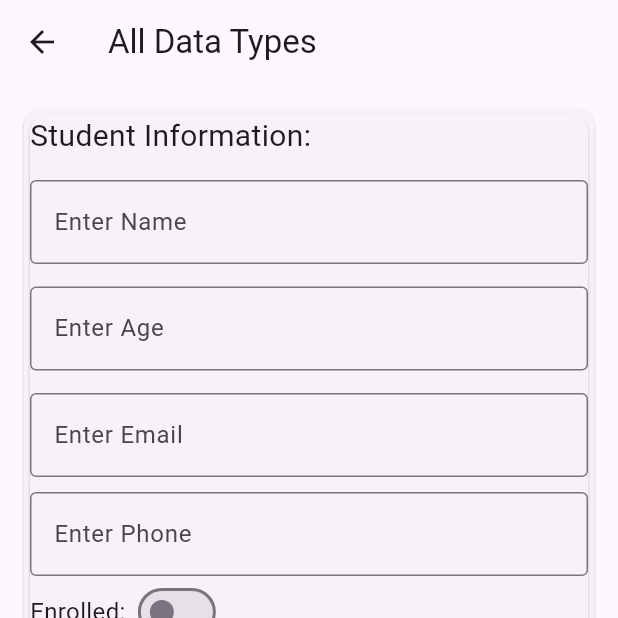
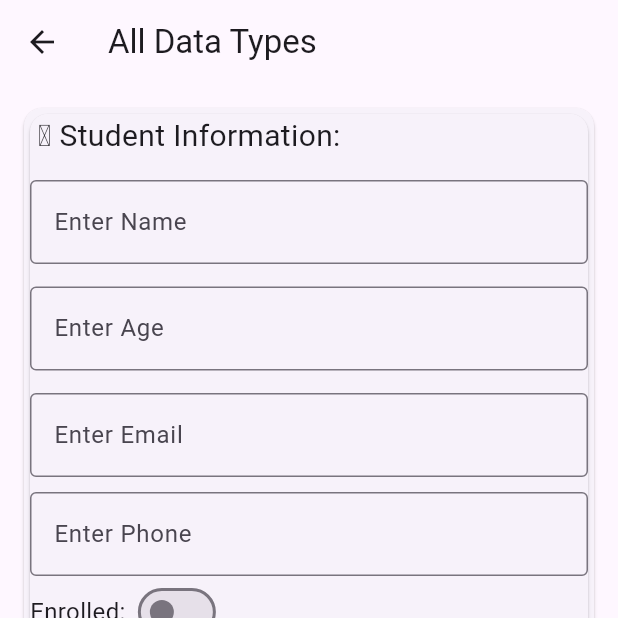
Before and after one commit to SheetalAlbiorix/Prachi_learn_flutter, a Flutter app: the DataTypeTask screen opened directly, on a phone screen of 412 x 824 dp, the top half of it. Run offline on Flutter 3.47's test engine with Material 3 defaults, Android fonts, the phone set to English and light mode, and no system bars.

Commit message:
task_datatype

```diff
--- a/lib/main.dart
+++ b/lib/main.dart
@@ -1,5 +1,6 @@
 import 'package:flutter/material.dart';
 import 'package:flutter_tasks/pages/index_page.dart';
+import 'package:flutter_tasks/pages/datatype_task.dart';
 
 void main() {
   runApp(MyApp());
--- a/lib/pages/datatype_task.dart
+++ b/lib/pages/datatype_task.dart
@@ -32,7 +32,8 @@ class _DataTypeTaskState extends State<DataTypeTask> {
           child: Column(
             crossAxisAlignment: CrossAxisAlignment.start,
             children: [
-              Text('Student Information:', style: TextStyle(fontSize: 20)),
+              Text(' \u2665 Student Information:',
+                  style: TextStyle(fontSize: 20)),
               SizedBox(height: 15.0),
               TextField(
                 controller: nameController,
--- a/lib/pages/index_page.dart
+++ b/lib/pages/index_page.dart
@@ -1,4 +1,5 @@
 import 'package:flutter/material.dart';
+import 'package:flutter_tasks/pages/datatype_task.dart';
 
 class TaskPage extends StatelessWidget {
   final List<String> tasks = [
@@ -17,6 +18,10 @@ class TaskPage extends StatelessWidget {
           return ListTile(
             title: Text(tasks[index]),
             onTap: () {
+              Navigator.push(
+                context,
+                MaterialPageRoute(builder: (context) => DataTypeTask()),
+              );
             },
           );
         },
```
Also changed, not shown: 19 other files.
